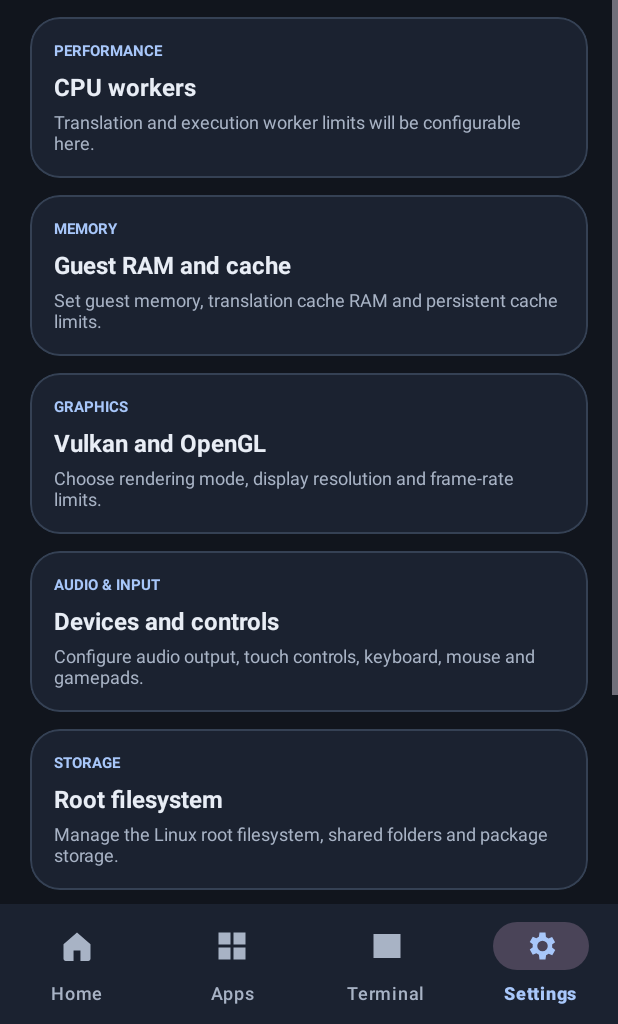
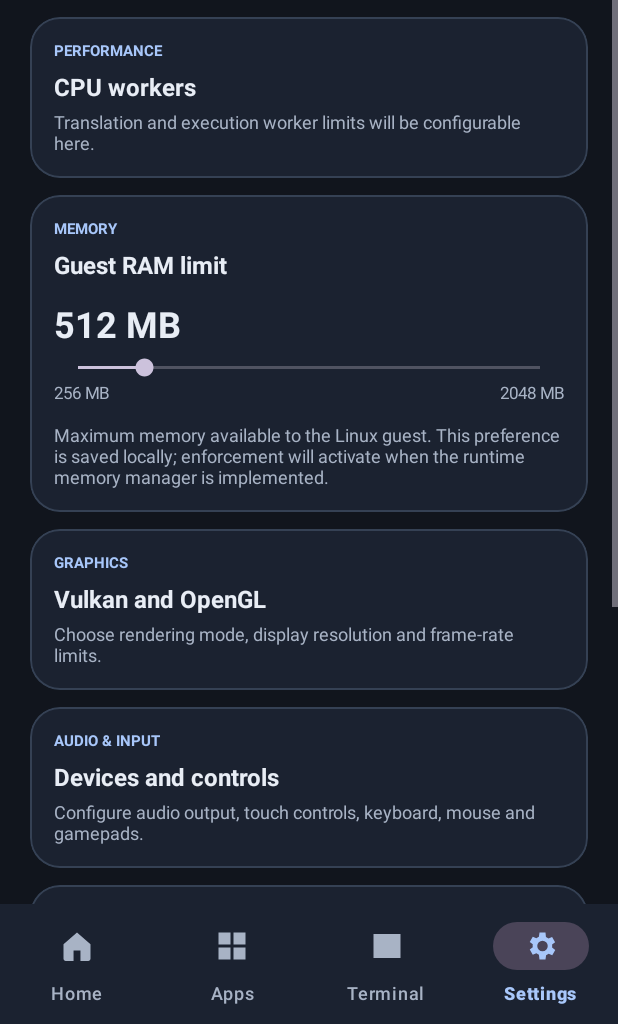
Before and after one commit to alamingamer15-ig/Neutron, an Android app: the screen it shows after launch (MainActivity), item 4 of the bottom bar chosen, on a phone screen of 412 x 824 dp, the part 212-1236 px from its top. Run offline under Robolectric (Android 15) with nearby library versions, the phone set to English and light mode, and no system bars.

Commit message:
Add configurable guest RAM limiter UI

```diff
--- a/app/src/main/java/io/github/alamingamer15ig/neutron/MainActivity.java
+++ b/app/src/main/java/io/github/alamingamer15ig/neutron/MainActivity.java
@@ -13,6 +13,7 @@ import android.view.ViewGroup;
 import android.widget.FrameLayout;
 import android.widget.LinearLayout;
 import android.widget.ScrollView;
+import android.widget.SeekBar;
 import android.widget.TextView;
 
 import androidx.annotation.Nullable;
@@ -32,6 +33,11 @@ public class MainActivity extends AppCompatActivity {
     private static final int REQUEST_PICK_ELF = 41;
     private static final String PREFS = "neutron_ui";
     private static final String PREF_SELECTED_FILES = "selected_files";
+    private static final String PREF_GUEST_RAM_MB = "guest_ram_limit_mb";
+    private static final int DEFAULT_GUEST_RAM_MB = 512;
+    private static final int MIN_GUEST_RAM_MB = 256;
+    private static final int MAX_GUEST_RAM_MB = 2048;
+    private static final int RAM_STEP_MB = 128;
 
     private FrameLayout contentContainer;
     private BottomNavigationView bottomNavigation;
@@ -336,7 +342,7 @@ public class MainActivity extends AppCompatActivity {
         content.addView(subtitle, subtitleParams);
 
         addSettingsCard(content, "Performance", "CPU workers", "Translation and execution worker limits will be configurable here.");
-        addSettingsCard(content, "Memory", "Guest RAM and cache", "Set guest memory, translation cache RAM and persistent cache limits.");
+        addMemoryLimiterCard(content);
         addSettingsCard(content, "Graphics", "Vulkan and OpenGL", "Choose rendering mode, display resolution and frame-rate limits.");
         addSettingsCard(content, "Audio & input", "Devices and controls", "Configure audio output, touch controls, keyboard, mouse and gamepads.");
         addSettingsCard(content, "Storage", "Root filesystem", "Manage the Linux root filesystem, shared folders and package storage.");
@@ -348,6 +354,77 @@ public class MainActivity extends AppCompatActivity {
         versionParams.topMargin = dp(24);
         content.addView(version, versionParams);
         return page;
+    }
+
+    private void addMemoryLimiterCard(LinearLayout parent) {
+        LinearLayout body = new LinearLayout(this);
+        body.setOrientation(LinearLayout.VERTICAL);
+        body.setPadding(dp(16), dp(15), dp(16), dp(15));
+
+        body.addView(text("MEMORY", 10, R.color.neutron_primary, true));
+
+        TextView heading = text("Guest RAM limit", 16, R.color.neutron_text, true);
+        LinearLayout.LayoutParams headingParams = params(-1, -2);
+        headingParams.topMargin = dp(6);
+        body.addView(heading, headingParams);
+
+        TextView value = text("", 24, R.color.neutron_text, true);
+        LinearLayout.LayoutParams valueParams = params(-1, -2);
+        valueParams.topMargin = dp(12);
+        body.addView(value, valueParams);
+
+        SeekBar limiter = new SeekBar(this);
+        limiter.setMax((MAX_GUEST_RAM_MB - MIN_GUEST_RAM_MB) / RAM_STEP_MB);
+        int savedLimit = getPreferences().getInt(PREF_GUEST_RAM_MB, DEFAULT_GUEST_RAM_MB);
+        int initialLimit = Math.max(MIN_GUEST_RAM_MB,
+                Math.min(MAX_GUEST_RAM_MB, savedLimit));
+        int initialProgress = Math.round((initialLimit - MIN_GUEST_RAM_MB) / (float) RAM_STEP_MB);
+        limiter.setProgress(initialProgress);
+        value.setText(initialLimit + " MB");
+
+        LinearLayout.LayoutParams seekParams = params(-1, -2);
+        seekParams.topMargin = dp(4);
+        body.addView(limiter, seekParams);
+
+        LinearLayout range = new LinearLayout(this);
+        range.setGravity(Gravity.CENTER_VERTICAL);
+        TextView minimum = text(MIN_GUEST_RAM_MB + " MB", 11, R.color.neutron_muted, false);
+        TextView maximum = text(MAX_GUEST_RAM_MB + " MB", 11, R.color.neutron_muted, false);
+        range.addView(minimum, new LinearLayout.LayoutParams(0, -2, 1));
+        maximum.setGravity(Gravity.END);
+        range.addView(maximum);
+        body.addView(range);
+
+        TextView detail = text("Maximum memory available to the Linux guest. This preference is saved locally; enforcement will activate when the runtime memory manager is implemented.",
+                12, R.color.neutron_muted, false);
+        LinearLayout.LayoutParams detailParams = params(-1, -2);
+        detailParams.topMargin = dp(12);
+        body.addView(detail, detailParams);
+
+        limiter.setOnSeekBarChangeListener(new SeekBar.OnSeekBarChangeListener() {
+            @Override
+            public void onProgressChanged(SeekBar seekBar, int progress, boolean fromUser) {
+                int limitMb = MIN_GUEST_RAM_MB + progress * RAM_STEP_MB;
+                value.setText(limitMb + " MB");
+                if (fromUser) {
+                    getPreferences().edit().putInt(PREF_GUEST_RAM_MB, limitMb).apply();
+                }
+            }
+
+            @Override
+            public void onStartTrackingTouch(SeekBar seekBar) {
+            }
+
+            @Override
+            public void onStopTrackingTouch(SeekBar seekBar) {
+            }
+        });
+
+        MaterialCardView card = card();
+        card.addView(body);
+        LinearLayout.LayoutParams cardParams = params(-1, -2);
+        cardParams.topMargin = dp(11);
+        parent.addView(card, cardParams);
     }
 
     private void addSettingsCard(LinearLayout parent, String category, String title, String description) {
```
